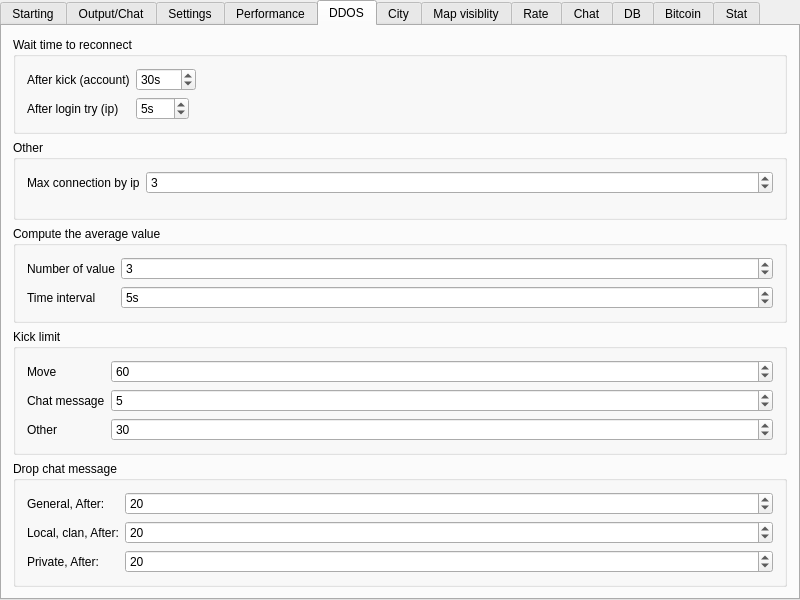
Old version of the form server/MainWindow.ui in the repository alphaonex86/CatchChallenger.
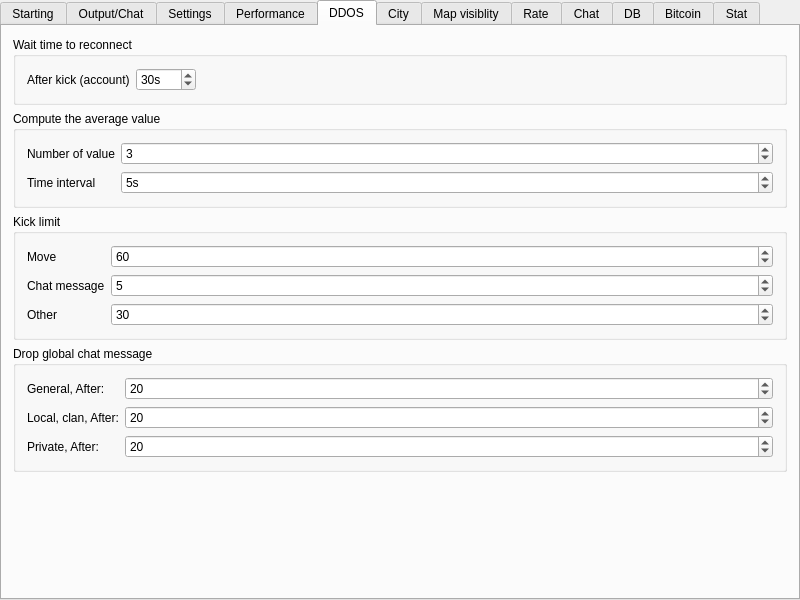
New version of the form. The open tabs and pages were chosen to show the change. Icons and pictures are not drawn.

Patch:
```diff
--- a/server/MainWindow.ui
+++ b/server/MainWindow.ui
@@ -558,55 +558,6 @@
              </property>
              <property name="value">
               <number>30</number>
-             </property>
-            </widget>
-           </item>
-           <item row="1" column="0">
-            <widget class="QLabel" name="label_17">
-             <property name="text">
-              <string>After login try (ip)</string>
-             </property>
-            </widget>
-           </item>
-           <item row="1" column="1">
-            <widget class="QSpinBox" name="spinBox_2">
-             <property name="suffix">
-              <string>s</string>
-             </property>
-             <property name="maximum">
-              <number>255</number>
-             </property>
-             <property name="value">
-              <number>5</number>
-             </property>
-            </widget>
-           </item>
-          </layout>
-         </widget>
-        </item>
-        <item>
-         <widget class="QGroupBox" name="groupBox_6">
-          <property name="title">
-           <string>Other</string>
-          </property>
-          <layout class="QFormLayout" name="formLayout_9">
-           <item row="0" column="0">
-            <widget class="QLabel" name="label_45">
-             <property name="text">
-              <string>Max connection by ip</string>
-             </property>
-            </widget>
-           </item>
-           <item row="0" column="1">
-            <widget class="QSpinBox" name="spinBox_3">
-             <property name="minimum">
-              <number>1</number>
-             </property>
-             <property name="maximum">
-              <number>9999</number>
-             </property>
-             <property name="value">
-              <number>3</number>
              </property>
             </widget>
            </item>
@@ -737,7 +688,7 @@
         <item>
          <widget class="QGroupBox" name="groupBox_5">
           <property name="title">
-           <string>Drop chat message</string>
+           <string>Drop global chat message</string>
           </property>
           <layout class="QFormLayout" name="formLayout_5">
            <item row="0" column="0">
@@ -803,6 +754,19 @@
           </layout>
          </widget>
         </item>
+        <item>
+         <spacer name="verticalSpacer_4">
+          <property name="orientation">
+           <enum>Qt::Vertical</enum>
+          </property>
+          <property name="sizeHint" stdset="0">
+           <size>
+            <width>20</width>
+            <height>40</height>
+           </size>
+          </property>
+         </spacer>
+        </item>
        </layout>
       </widget>
       <widget class="QWidget" name="city">
```
Left out of the diff: 81 changed lines with no effect on the pictures.
